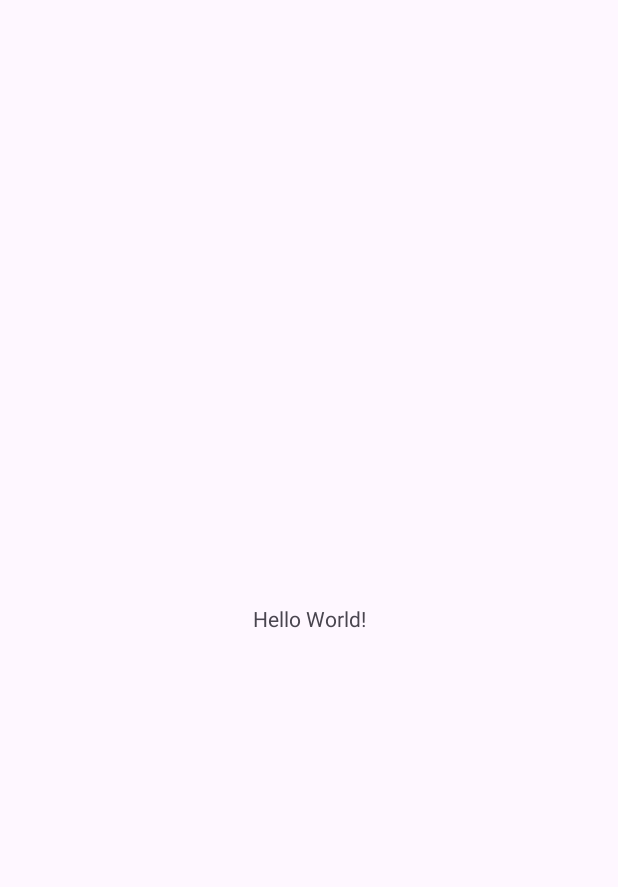
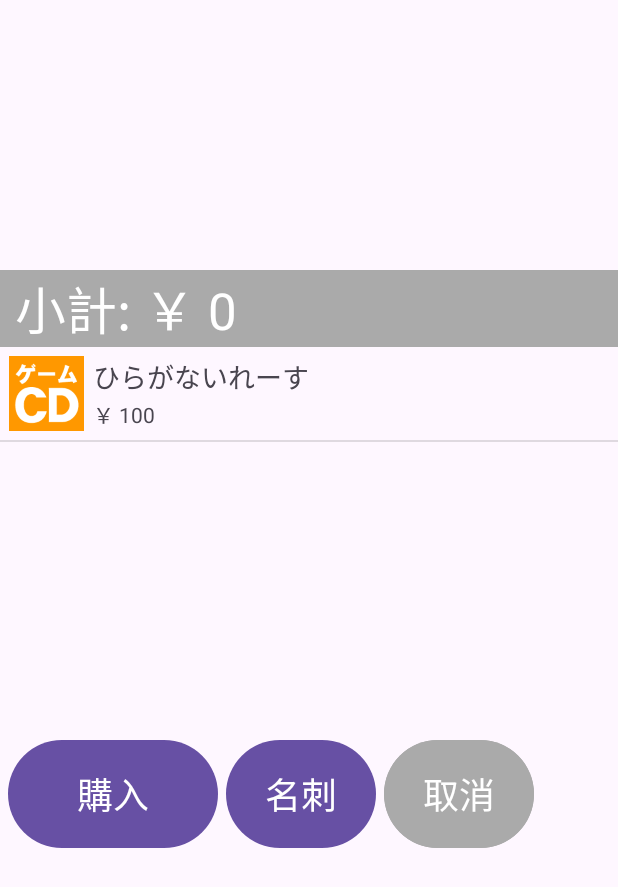
Before and after one commit to arkwnet/c102, an Android app: the screen it shows after launch (MainActivity), on a phone screen of 412 x 824 dp. Before the commit the part shown is almost empty. Shown: the top 887 px of the screen. Run offline under Robolectric (Android 15) with nearby library versions, the phone set to English and light mode, and no system bars.

Commit message:
ALPS-FE: Design prototype of MainActivity

```diff
--- a/ALPS-FE/app/src/main/java/jp/arkw/alps/fe/MainActivity.java
+++ b/ALPS-FE/app/src/main/java/jp/arkw/alps/fe/MainActivity.java
@@ -3,6 +3,13 @@ package jp.arkw.alps.fe;
 import androidx.appcompat.app.AppCompatActivity;
 
 import android.os.Bundle;
+import android.widget.ListView;
+import android.widget.SimpleAdapter;
+import android.widget.TextView;
+
+import java.util.ArrayList;
+import java.util.HashMap;
+import java.util.Map;
 
 public class MainActivity extends AppCompatActivity {
 
@@ -10,5 +17,33 @@ public class MainActivity extends AppCompatActivity {
     protected void onCreate(Bundle savedInstanceState) {
         super.onCreate(savedInstanceState);
         setContentView(R.layout.activity_main);
+
+        TextView textView = findViewById(R.id.text_view);
+        textView.setText("小計: ￥ 0");
+
+        ArrayList<Map<String, String>> listSelect = new ArrayList<>();
+        ListView listViewSelect = findViewById(R.id.list_select);
+        listViewSelect.setAdapter(new SimpleAdapter(
+            this,
+            listSelect,
+            android.R.layout.simple_list_item_2,
+            new String[] {"name", "detail"},
+            new int[] {android.R.id.text1, android.R.id.text2}
+        ));
+
+        ArrayList<Map<String, Object>> listItem = new ArrayList<>();
+        Map<String, Object> item = new HashMap<>();
+        item.put("name", "ひらがないれーす");
+        item.put("detail", "￥ 100");
+        item.put("image", R.drawable.gamecd);
+        listItem.add(item);
+        ListView listViewItem = findViewById(R.id.list_item);
+        listViewItem.setAdapter(new SimpleAdapter(
+            this,
+            listItem,
+            R.layout.list_item,
+            new String[] {"name", "detail", "image"},
+            new int[] {R.id.name, R.id.detail, R.id.image}
+        ));
     }
 }
--- a/ALPS-FE/app/src/main/res/layout/activity_main.xml
+++ b/ALPS-FE/app/src/main/res/layout/activity_main.xml
@@ -6,13 +6,70 @@
     android:layout_height="match_parent"
     tools:context=".MainActivity">
 
-    <TextView
-        android:layout_width="wrap_content"
-        android:layout_height="wrap_content"
-        android:text="Hello World!"
+    <LinearLayout
+        android:layout_width="match_parent"
+        android:layout_height="match_parent"
+        android:orientation="vertical"
         app:layout_constraintBottom_toBottomOf="parent"
         app:layout_constraintEnd_toEndOf="parent"
         app:layout_constraintStart_toStartOf="parent"
-        app:layout_constraintTop_toTopOf="parent" />
+        app:layout_constraintTop_toTopOf="parent" >
+
+        <ListView
+            android:id="@+id/list_select"
+            android:layout_width="match_parent"
+            android:layout_height="180dp">
+
+        </ListView>
+
+        <TextView
+            android:id="@+id/text_view"
+            android:layout_width="match_parent"
+            android:layout_height="wrap_content"
+            android:background="@android:color/darker_gray"
+            android:paddingStart="10dp"
+            android:text="TextView"
+            android:textColor="@color/white"
+            android:textSize="34sp" />
+
+        <ListView
+            android:id="@+id/list_item"
+            android:layout_width="match_parent"
+            android:layout_height="250dp"
+            android:layout_marginBottom="8dp" />
+
+        <LinearLayout
+            android:layout_width="match_parent"
+            android:layout_height="match_parent"
+            android:orientation="horizontal">
+
+            <Button
+                android:id="@+id/button_purchase"
+                android:layout_width="140dp"
+                android:layout_height="80dp"
+                android:layout_marginLeft="5dp"
+                android:text="購入"
+                android:textSize="24sp" />
+
+            <Button
+                android:id="@+id/button_card"
+                android:layout_width="100dp"
+                android:layout_height="80dp"
+                android:layout_marginLeft="5dp"
+                android:text="名刺"
+                android:textSize="24sp" />
+
+            <Button
+                android:id="@+id/button_cancel"
+                android:layout_width="100dp"
+                android:layout_height="80dp"
+                android:layout_marginLeft="5dp"
+                android:backgroundTint="@android:color/darker_gray"
+                android:text="取消"
+                android:textSize="24sp" />
+
+        </LinearLayout>
+
+    </LinearLayout>
 
 </androidx.constraintlayout.widget.ConstraintLayout>
--- /dev/null
+++ b/ALPS-FE/app/src/main/res/layout/list_item.xml
@@ -0,0 +1,37 @@
+<?xml version="1.0" encoding="utf-8"?>
+<androidx.constraintlayout.widget.ConstraintLayout xmlns:android="http://schemas.android.com/apk/res/android"
+    xmlns:app="http://schemas.android.com/apk/res-auto"
+    xmlns:tools="http://schemas.android.com/tools"
+    android:layout_width="match_parent"
+    android:layout_height="match_parent"
+    android:padding="6dp">
+
+    <ImageView
+        android:id="@+id/image"
+        android:layout_width="50dp"
+        android:layout_height="50dp"
+        tools:src="@tools:sample/avatars"
+        app:layout_constraintStart_toStartOf="parent"
+        app:layout_constraintTop_toTopOf="parent" />
+
+    <TextView
+        android:id="@+id/name"
+        android:layout_width="wrap_content"
+        android:layout_height="wrap_content"
+        tools:text="商品名"
+        android:textSize="18sp"
+        android:layout_marginStart="6dp"
+        android:layout_marginLeft="6dp"
+        app:layout_constraintStart_toEndOf="@+id/image"
+        app:layout_constraintTop_toTopOf="@+id/image" />
+
+    <TextView
+        android:id="@+id/detail"
+        android:layout_width="wrap_content"
+        android:layout_height="wrap_content"
+        tools:text="単価"
+        app:layout_constraintBottom_toBottomOf="@+id/image"
+        app:layout_constraintStart_toStartOf="@+id/name"
+        app:layout_constraintTop_toBottomOf="@+id/name" />
+
+</androidx.constraintlayout.widget.ConstraintLayout>
```
Also changed, not shown: ALPS-FE/app/src/main/res/drawable/gamecd.png (added), 1 other file.
